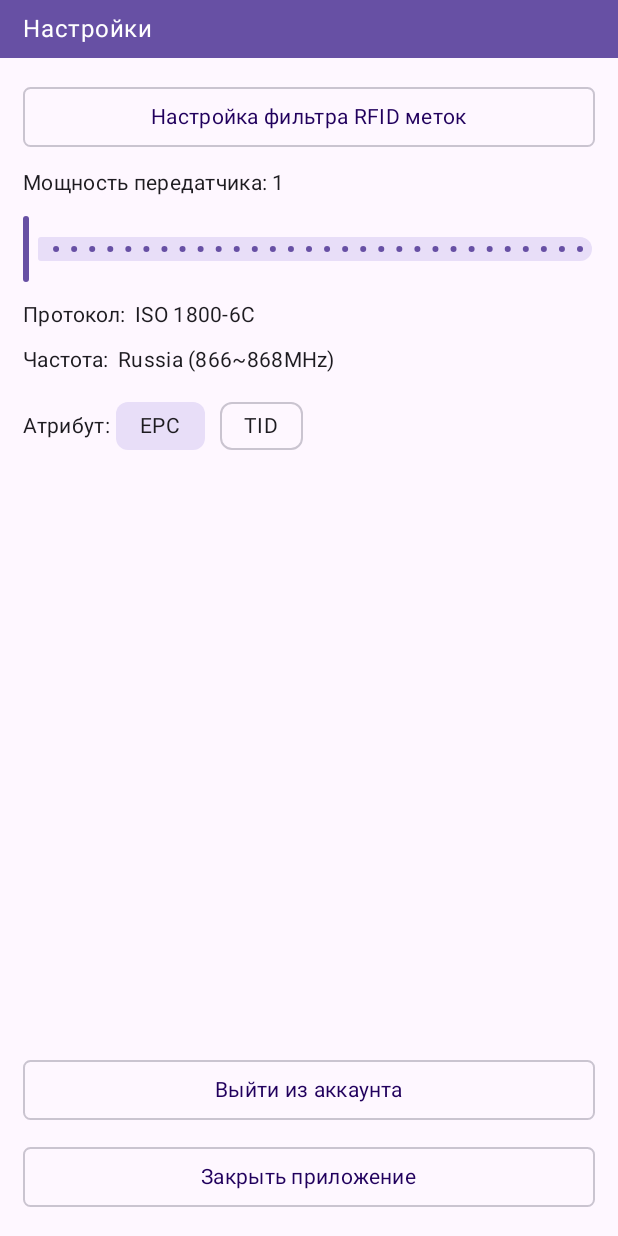
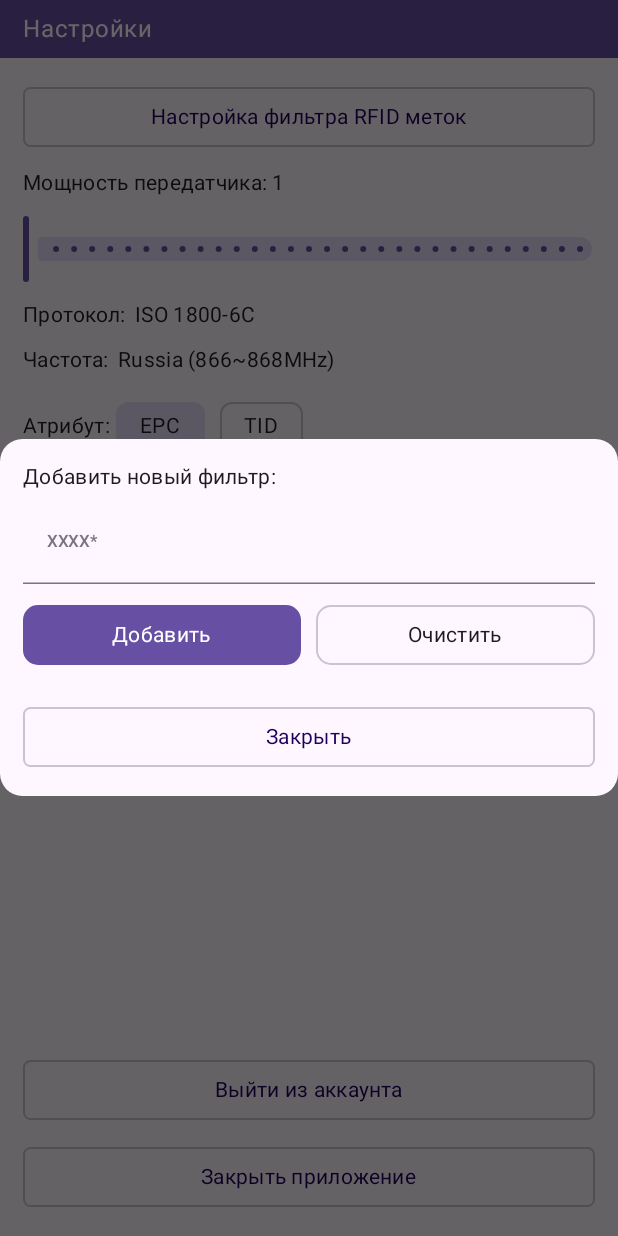
Before and after one commit to HayarovEd/MobileAppAndroidForTerminal, an Android app built with Jetpack Compose: the screen it shows after launch (MainActivity), after a tap on "Настройка фильтра RFID меток", on a phone screen of 412 x 824 dp. Run offline under Robolectric (Android 15) with nearby library versions, the phone set to English and light mode, and no system bars; our stand-ins replace Room's generated code.

Commit message:
FiltersDialog

```diff
--- a/resources/src/main/java/by/liscode/resources/uikit/UiTextField.kt
+++ b/resources/src/main/java/by/liscode/resources/uikit/UiTextField.kt
@@ -80,8 +80,8 @@ fun UiTextField(
             }
         },
         colors = OutlinedTextFieldDefaults.colors(
-            focusedContainerColor = MaterialTheme.colorScheme.primaryContainer.copy(),
-            unfocusedContainerColor = MaterialTheme.colorScheme.primaryContainer.copy(),
+            focusedContainerColor = Color.Transparent,
+            unfocusedContainerColor = Color.Transparent,
             cursorColor = MaterialTheme.colorScheme.onPrimaryContainer,
             focusedTextColor = MaterialTheme.colorScheme.onPrimaryContainer,
             unfocusedTextColor = MaterialTheme.colorScheme.onPrimaryContainer,
--- /dev/null
+++ b/settings/src/main/java/by/liscode/settings/FiltersDialog.kt
@@ -0,0 +1,146 @@
+package by.liscode.settings
+
+import androidx.compose.foundation.background
+import androidx.compose.foundation.layout.Arrangement
+import androidx.compose.foundation.layout.Column
+import androidx.compose.foundation.layout.Row
+import androidx.compose.foundation.layout.Spacer
+import androidx.compose.foundation.layout.fillMaxWidth
+import androidx.compose.foundation.layout.height
+import androidx.compose.foundation.layout.padding
+import androidx.compose.foundation.layout.width
+import androidx.compose.foundation.lazy.LazyColumn
+import androidx.compose.foundation.lazy.items
+import androidx.compose.foundation.shape.RoundedCornerShape
+import androidx.compose.material3.Button
+import androidx.compose.material3.ButtonDefaults
+import androidx.compose.material3.MaterialTheme
+import androidx.compose.material3.OutlinedButton
+import androidx.compose.material3.Text
+import androidx.compose.runtime.Composable
+import androidx.compose.ui.Alignment
+import androidx.compose.ui.Modifier
+import androidx.compose.ui.draw.clip
+import androidx.compose.ui.graphics.Color
+import androidx.compose.ui.res.stringResource
+import androidx.compose.ui.tooling.preview.Preview
+import androidx.compose.ui.unit.dp
+import by.liscode.domain.model.Filter
+import by.liscode.resources.theme.MobileAppAndroidForTerminalTheme
+import by.liscode.resources.uikit.UiTextField
+
+
+@Composable
+fun FiltersDialog(
+    modifier: Modifier = Modifier,
+    filters: List<Filter>,
+    value: String,
+    label: String,
+    onChangeValue: (String) -> Unit,
+    onConfirm: () -> Unit,
+    onClear: () -> Unit,
+    onClose: () -> Unit,
+) {
+    Column(
+        modifier = modifier
+            .fillMaxWidth()
+            .clip(shape = RoundedCornerShape(15.dp))
+            .background(MaterialTheme.colorScheme.background)
+            .padding(15.dp)
+    )  {
+        Text(
+            modifier = modifier,
+            text = "${stringResource(id = R.string.add_new_filter) }:",
+            color = MaterialTheme.colorScheme.onBackground,
+            style = MaterialTheme.typography.bodyMedium,
+        )
+        Spacer(modifier = modifier.height(5.dp))
+        UiTextField(
+            content = value,
+            onClickContent = onChangeValue,
+            label = label
+        )
+        Spacer(modifier = modifier.height(10.dp))
+        Row(
+            modifier = modifier.fillMaxWidth(),
+            verticalAlignment = Alignment.CenterVertically
+        ) {
+            Button(
+                modifier = modifier.weight(1f),
+                shape = RoundedCornerShape(10.dp),
+                onClick = onConfirm,
+                colors = ButtonDefaults.buttonColors(
+                    containerColor = MaterialTheme.colorScheme.primary
+                )
+            ) {
+                Text(
+                    text = stringResource(id = R.string.add),
+                    color = MaterialTheme.colorScheme.onPrimary,
+                    style = MaterialTheme.typography.bodyMedium,
+                )
+            }
+            Spacer(modifier = modifier.width(10.dp))
+            OutlinedButton (
+                modifier = modifier.weight(1f),
+                shape = RoundedCornerShape(10.dp),
+                onClick = onClear,
+                colors = ButtonDefaults.outlinedButtonColors(
+                    containerColor = Color.Transparent
+                )
+            ) {
+                Text(
+                    text = stringResource(id = R.string.clear),
+                    color = MaterialTheme.colorScheme.onBackground,
+                    style = MaterialTheme.typography.bodyMedium,
+                )
+            }
+        }
+        Spacer(modifier = modifier.height(10.dp))
+        LazyColumn(
+            verticalArrangement = Arrangement.spacedBy(10.dp)
+        ) {
+            items(filters) { filter->
+                Text(
+                    text = filter.query,
+                    color = MaterialTheme.colorScheme.onBackground,
+                    style = MaterialTheme.typography.titleMedium,
+                )
+            }
+        }
+        Spacer(modifier = modifier.height(10.dp))
+        OutlinedButton(
+            modifier = modifier.fillMaxWidth(),
+            shape = RoundedCornerShape(5.dp),
+            onClick = onClose
+        ) {
+            Text(
+                modifier = modifier,
+                text = stringResource(id = R.string.close),
+                color = MaterialTheme.colorScheme.onPrimaryContainer,
+                style = MaterialTheme.typography.bodyMedium,
+            )
+        }
+    }
+}
+
+@Preview(showBackground = true)
+@Composable
+private fun FiltersDialogView() {
+    val filters = (1..5).map {
+        Filter(
+            id = it,
+            query = "$it query"
+        )
+    }
+    MobileAppAndroidForTerminalTheme{
+        FiltersDialog(
+            value = "Hallow",
+            label = "World",
+            filters = filters,
+            onChangeValue = {},
+            onClear = {},
+            onClose = {},
+            onConfirm = {}
+        )
+    }
+}
--- a/settings/src/main/java/by/liscode/settings/SettingsScreen.kt
+++ b/settings/src/main/java/by/liscode/settings/SettingsScreen.kt
@@ -32,6 +32,7 @@ import androidx.compose.ui.platform.LocalContext
 import androidx.compose.ui.res.stringResource
 import androidx.compose.ui.tooling.preview.Preview
 import androidx.compose.ui.unit.dp
+import androidx.compose.ui.window.Dialog
 import androidx.lifecycle.compose.collectAsStateWithLifecycle
 import by.liscode.domain.model.FrequencyMode
 import by.liscode.domain.model.RfidAttribute
@@ -71,6 +72,32 @@ fun SettingsScreenScreen(
     var isExpandedProtocolMenu by remember { mutableStateOf(false) }
     var isExpandedFrequencyMenu by remember { mutableStateOf(false) }
 
+    if (isShowFiltersDialog) {
+        Dialog(
+            onDismissRequest = {
+                isShowFiltersDialog = false
+            }
+        ) {
+            FiltersDialog(
+                filters = state.filters,
+                value = state.query,
+                label = stringResource(R.string.mask),
+                onConfirm = {
+                    onAction(SettingsScreenAction.InsertFilter)
+                },
+                onChangeValue = {
+                    onAction(SettingsScreenAction.UpdateQuery(it))
+                },
+                onClear = {
+                    onAction(SettingsScreenAction.DeleteFilters)
+                },
+                onClose = {
+                    isShowFiltersDialog = false
+                }
+            )
+        }
+    }
+
 
     UiBaseScaffold(
         message = state.message,
@@ -88,7 +115,8 @@ fun SettingsScreenScreen(
                     style = MaterialTheme.typography.bodyLarge,
                 )
             }
-        }
+        },
+        bottomBarContent = bottomRoutes
     ) { paddingValues ->
         Column(
             modifier = modifier
--- a/settings/src/main/res/values/strings.xml
+++ b/settings/src/main/res/values/strings.xml
@@ -8,4 +8,9 @@
     <string name="attribute">Атрибут</string>
     <string name="exit_account">Выйти из аккаунта</string>
     <string name="exit_app">Закрыть приложение</string>
+    <string name="add_new_filter">Добавить новый фильтр</string>
+    <string name="add">Добавить</string>
+    <string name="clear">Очистить</string>
+    <string name="close">Закрыть</string>
+    <string name="mask">XXXX*</string>
 </resources>
```
